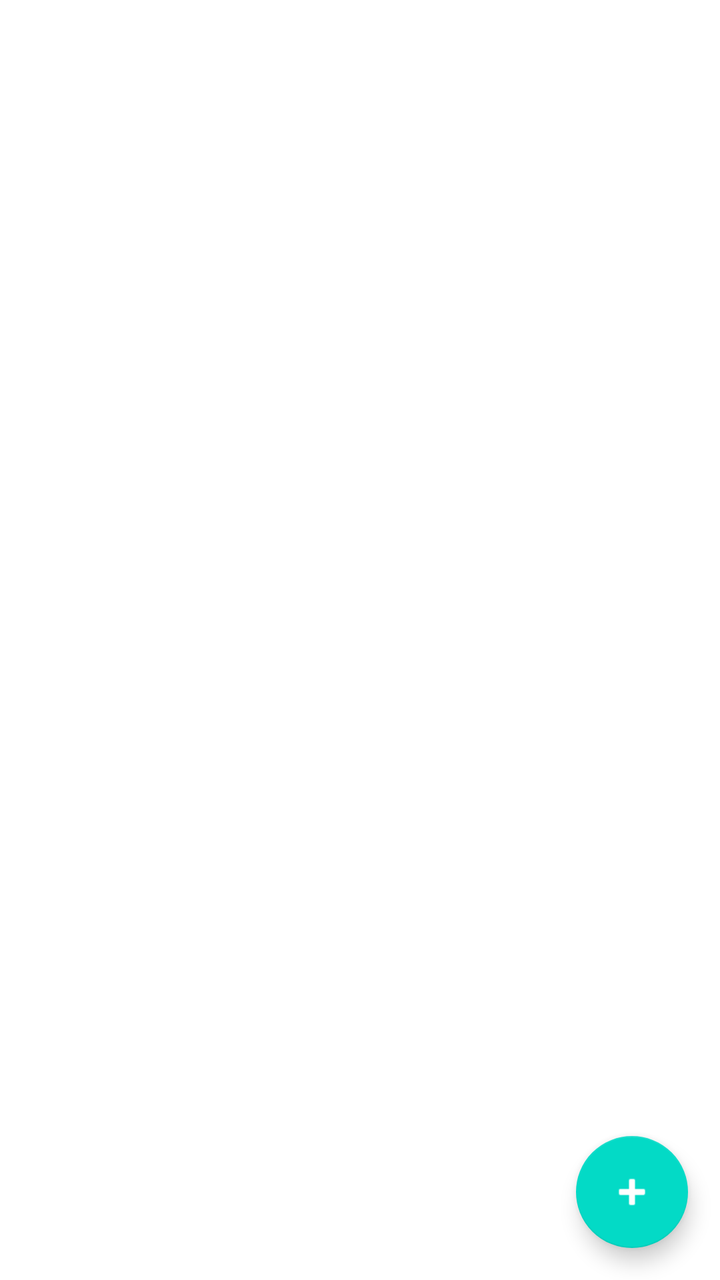
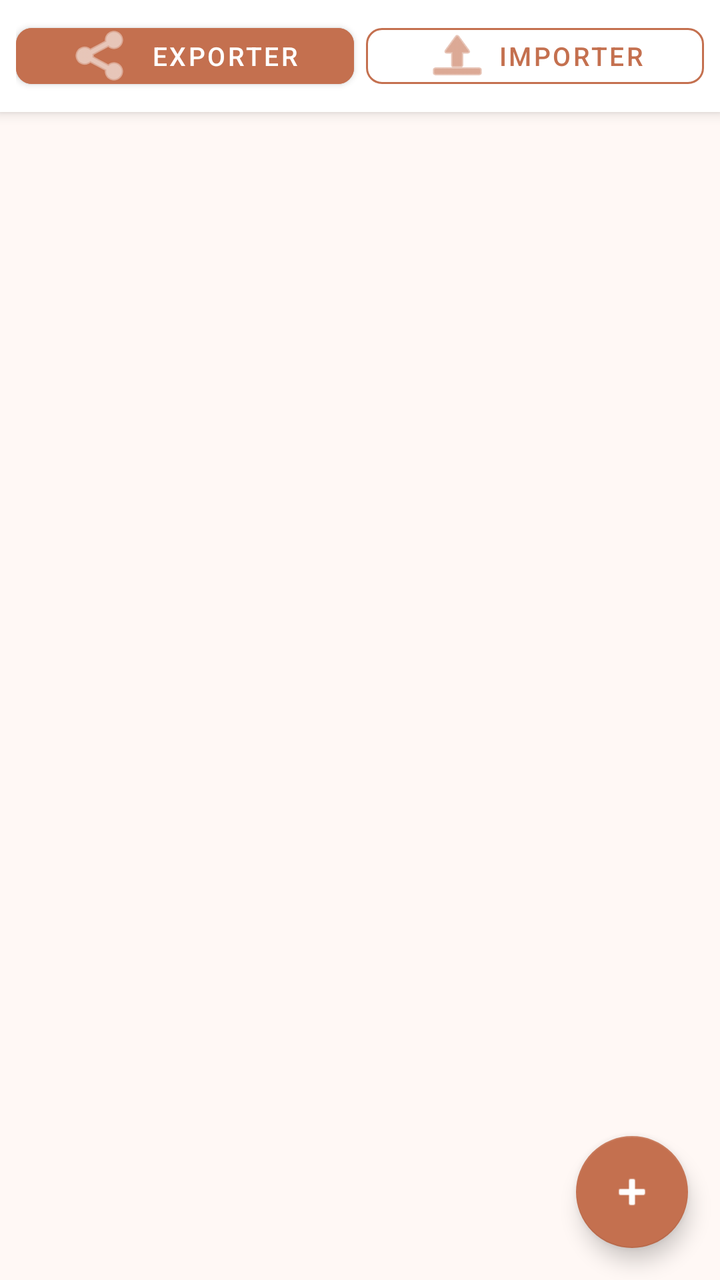

Compare the two renders of this Android layout. The source of the first and the diff that turns it into the second are given below.
<!-- AndroidManifest.xml: application theme Theme.Pointage -->
<!-- res/layout/fragment_employes.xml -->
<?xml version="1.0" encoding="utf-8"?>
<androidx.coordinatorlayout.widget.CoordinatorLayout
    xmlns:android="http://schemas.android.com/apk/res/android"
    xmlns:app="http://schemas.android.com/apk/res-auto"
    android:layout_width="match_parent"
    android:layout_height="match_parent">

    <TextView
        android:id="@+id/tv_aucun_employe"
        android:layout_width="match_parent"
        android:layout_height="wrap_content"
        android:text="Aucun employe enregistre.\nAppuyez sur + pour en ajouter un."
        android:textSize="16sp"
        android:gravity="center"
        android:padding="32dp"
        android:visibility="gone" />

    <androidx.recyclerview.widget.RecyclerView
        android:id="@+id/recycler_employes"
        android:layout_width="match_parent"
        android:layout_height="match_parent"
        android:padding="8dp" />

    <com.google.android.material.floatingactionbutton.FloatingActionButton
        android:id="@+id/fab_ajouter_employee"
        android:layout_width="wrap_content"
        android:layout_height="wrap_content"
        android:layout_gravity="bottom|end"
        android:layout_margin="16dp"
        android:src="@android:drawable/ic_input_add"
        app:tint="@android:color/white" />

</androidx.coordinatorlayout.widget.CoordinatorLayout>
<!-- resources referenced by this layout -->
<resources>
  <style name="Theme.Pointage" parent="Theme.MaterialComponents.Light.NoActionBar">
          <item name="colorPrimary">@color/colorPrimary</item>
          <item name="colorPrimaryDark">@color/colorPrimaryDark</item>
          <item name="colorAccent">@color/colorAccent</item>
          <item name="windowActionBar">false</item>
          <item name="windowNoTitle">true</item>
      </style>
  <color name="colorPrimary">#C4704F</color>
  <color name="colorPrimaryDark">#8D4F38</color>
  <color name="colorAccent">#E8956D</color>
</resources>

<!-- the commit's change to res/layout/fragment_employes.xml (unified diff, before → after) -->
@@ -3,23 +3,70 @@
     xmlns:android="http://schemas.android.com/apk/res/android"
     xmlns:app="http://schemas.android.com/apk/res-auto"
     android:layout_width="match_parent"
-    android:layout_height="match_parent">
+    android:layout_height="match_parent"
+    android:background="#FFF8F5">
 
-    <TextView
-        android:id="@+id/tv_aucun_employe"
-        android:layout_width="match_parent"
-        android:layout_height="wrap_content"
-        android:text="Aucun employe enregistre.\nAppuyez sur + pour en ajouter un."
-        android:textSize="16sp"
-        android:gravity="center"
-        android:padding="32dp"
-        android:visibility="gone" />
-
-    <androidx.recyclerview.widget.RecyclerView
-        android:id="@+id/recycler_employes"
+    <LinearLayout
         android:layout_width="match_parent"
         android:layout_height="match_parent"
-        android:padding="8dp" />
+        android:orientation="vertical">
+
+        
+        <LinearLayout
+            android:layout_width="match_parent"
+            android:layout_height="wrap_content"
+            android:orientation="horizontal"
+            android:background="#FFFFFF"
+            android:padding="8dp"
+            android:elevation="4dp">
+
+            <com.google.android.material.button.MaterialButton
+                android:id="@+id/btn_exporter"
+                android:layout_width="0dp"
+                android:layout_height="40dp"
+                android:layout_weight="1"
+                android:text="Exporter"
+                android:textSize="13sp"
+                android:backgroundTint="@color/colorPrimary"
+                android:layout_marginEnd="6dp"
+                app:cornerRadius="8dp"
+                app:icon="@android:drawable/ic_menu_share"
+                app:iconGravity="textStart" />
+
+            <com.google.android.material.button.MaterialButton
+                android:id="@+id/btn_importer"
+                android:layout_width="0dp"
+                android:layout_height="40dp"
+                android:layout_weight="1"
+                android:text="Importer"
+                android:textSize="13sp"
+                style="@style/Widget.MaterialComponents.Button.OutlinedButton"
+                android:textColor="@color/colorPrimary"
+                app:strokeColor="@color/colorPrimary"
+                app:cornerRadius="8dp"
+                app:icon="@android:drawable/ic_menu_upload"
+                app:iconGravity="textStart" />
+
+        </LinearLayout>
+
+        <TextView
+            android:id="@+id/tv_aucun_employe"
+            android:layout_width="match_parent"
+            android:layout_height="wrap_content"
+            android:text="Aucun employe enregistre.\nAppuyez sur + pour en ajouter un."
+            android:textSize="16sp"
+            android:gravity="center"
+            android:padding="32dp"
+            android:visibility="gone" />
+
+        <androidx.recyclerview.widget.RecyclerView
+            android:id="@+id/recycler_employes"
+            android:layout_width="match_parent"
+            android:layout_height="0dp"
+            android:layout_weight="1"
+            android:padding="8dp" />
+
+    </LinearLayout>
 
     <com.google.android.material.floatingactionbutton.FloatingActionButton
         android:id="@+id/fab_ajouter_employee"
@@ -28,6 +75,7 @@
         android:layout_gravity="bottom|end"
         android:layout_margin="16dp"
         android:src="@android:drawable/ic_input_add"
-        app:tint="@android:color/white" />
+        app:tint="@android:color/white"
+        app:backgroundTint="@color/colorPrimary" />
 
 </androidx.coordinatorlayout.widget.CoordinatorLayout>
<!-- resource entries referenced after the edit -->
@@ -1,5 +1,6 @@
 <!-- resources referenced by this layout -->
 <resources>
+  <color name="colorPrimary">#C4704F</color>
   <style name="Theme.Pointage" parent="Theme.MaterialComponents.Light.NoActionBar">
           <item name="colorPrimary">@color/colorPrimary</item>
           <item name="colorPrimaryDark">@color/colorPrimaryDark</item>
@@ -7,7 +8,6 @@
           <item name="windowActionBar">false</item>
           <item name="windowNoTitle">true</item>
       </style>
-  <color name="colorPrimary">#C4704F</color>
   <color name="colorPrimaryDark">#8D4F38</color>
   <color name="colorAccent">#E8956D</color>
 </resources>
